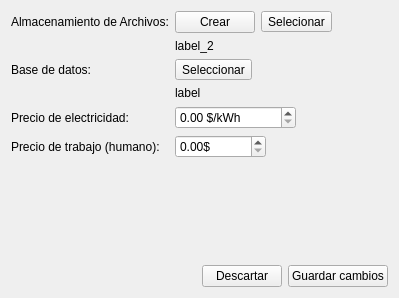
LewisMojica/3DPricing, file UI/settings.ui: the form before one commit.
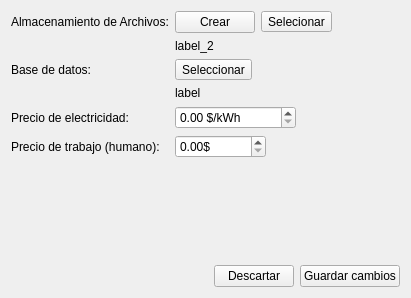
The form after the commit.

```diff
--- a/UI/settings.ui
+++ b/UI/settings.ui
@@ -6,7 +6,7 @@
    <rect>
     <x>0</x>
     <y>0</y>
-    <width>399</width>
+    <width>411</width>
     <height>298</height>
    </rect>
   </property>
```
Left out of the diff: 2 changed lines with no effect on the pictures.
